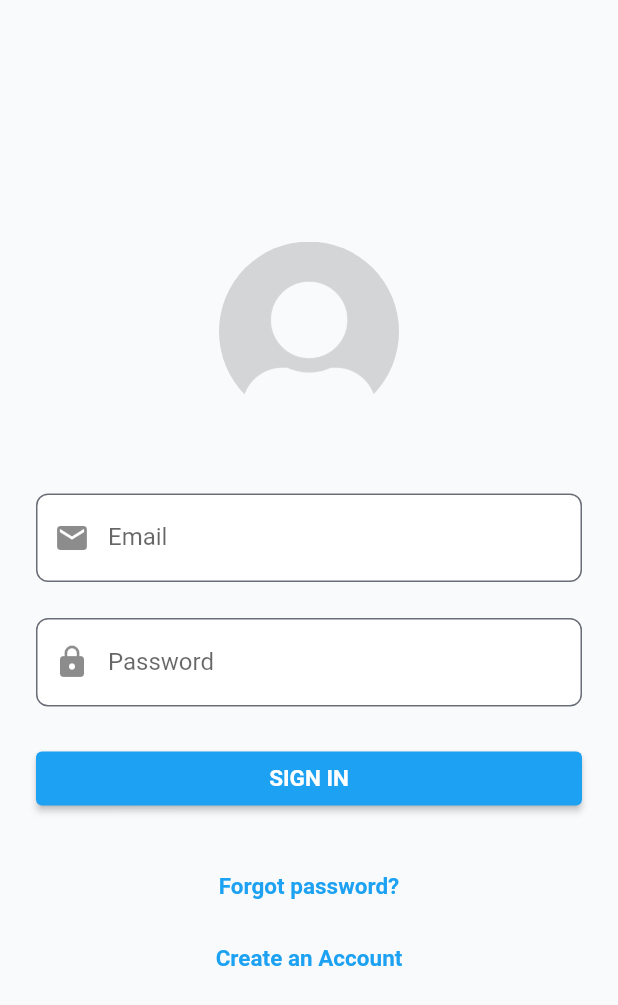
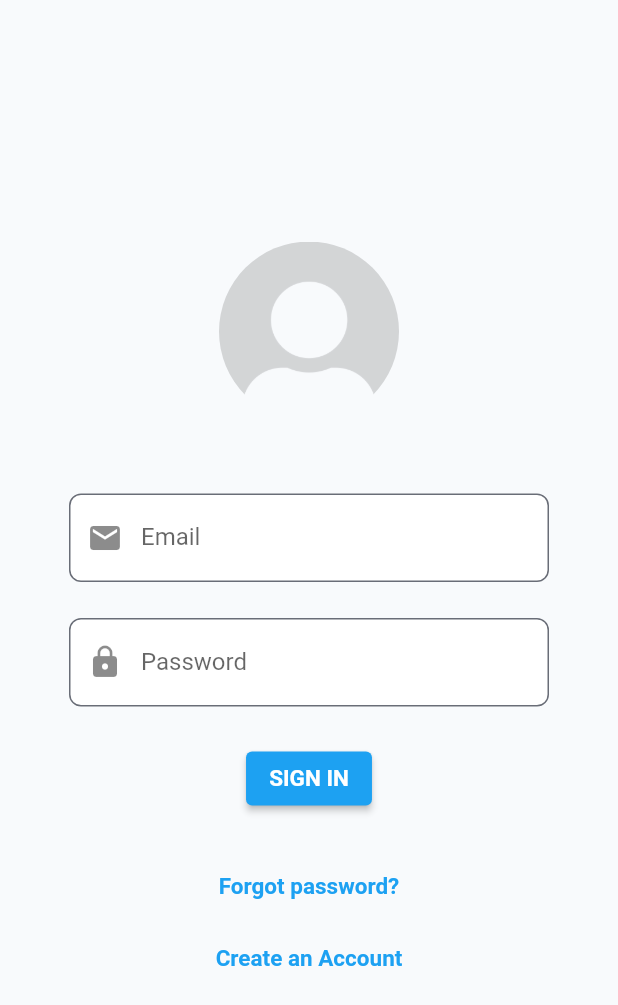
Before and after one commit to t1gu1/flutter-starter, a Flutter app: the screen it shows after launch, on a phone screen of 412 x 824 dp. Shown: the top 1005 px of the screen. Run offline on Flutter 3.47's test engine with Material 2 defaults, Android fonts, the phone set to English and light mode, and no system bars; our stand-ins replace cloud_firestore, firebase_auth, firebase_core, get, get_storage; accounts and stored records are empty; Roboto replaces fonts that are missing (ProductSans).

Commit message:
Create and use the new Section component & add some constants in theme

```diff
--- a/lib/components/index.dart
+++ b/lib/components/index.dart
@@ -8,3 +8,4 @@ export 'dropdown_picker.dart';
 export 'dropdown_picker_with_icon.dart';
 export 'avatar.dart';
 export 'loading.dart';
+export 'section.dart';
--- /dev/null
+++ b/lib/components/section.dart
@@ -0,0 +1,41 @@
+import 'package:flutter/material.dart';
+import 'package:flutter_starter/constants/app_themes.dart';
+
+enum SectionType {
+  fullWidth,
+  fullWidthWithPadding,
+  withPadding,
+}
+
+class Section extends StatelessWidget {
+  Section({required this.type, this.child = null}) {
+    switch (type) {
+      case SectionType.fullWidth:
+        break;
+      case SectionType.fullWidthWithPadding:
+        padding = AppThemes.sectionPadding;
+        break;
+      case SectionType.withPadding:
+        padding = AppThemes.sectionPadding;
+        maxWidth = AppThemes.sectionWidth;
+        break;
+    }
+  }
+
+  final SectionType type;
+  final Widget? child;
+  double padding = 0;
+  double maxWidth = double.infinity;
+
+  @override
+  Widget build(BuildContext context) {
+    print(type);
+
+    return Container(
+        constraints: BoxConstraints(maxWidth: maxWidth),
+        child: Padding(
+          padding: EdgeInsets.symmetric(horizontal: padding),
+          child: child,
+        ));
+  }
+}
--- a/lib/components/vertical_spacing.dart
+++ b/lib/components/vertical_spacing.dart
@@ -1,5 +1,6 @@
 import 'package:flutter/material.dart';
+import 'package:flutter_starter/constants/app_themes.dart';
 
 class VerticalSpace extends SizedBox {
-  VerticalSpace({double height = 24.0}) : super(height: height);
+  VerticalSpace({double height = AppThemes.verticalSpace}) : super(height: height);
 }
--- a/lib/constants/app_themes.dart
+++ b/lib/constants/app_themes.dart
@@ -2,6 +2,10 @@ import 'package:flutter/material.dart';
 
 class AppThemes {
   AppThemes._();
+
+  static const double sectionPadding = 25;
+  static const double sectionWidth = 1024;
+  static const double verticalSpace = 24;
 
   static const Color dodgerBlue = Color.fromRGBO(29, 161, 242, 1);
   static const Color whiteLilac = Color.fromRGBO(248, 250, 252, 1);
--- a/lib/screens/auth/reset-password.dart
+++ b/lib/screens/auth/reset-password.dart
@@ -15,8 +15,8 @@ class ResetPasswordScreen extends StatelessWidget {
       appBar: appBar(context),
       body: Form(
         key: _formKey,
-        child: Padding(
-          padding: const EdgeInsets.symmetric(horizontal: 24.0),
+        child: Section(
+          type: SectionType.fullWidthWithPadding,
           child: Center(
             child: SingleChildScrollView(
               child: Column(
--- a/lib/screens/auth/sign-in.dart
+++ b/lib/screens/auth/sign-in.dart
@@ -16,17 +16,18 @@ class SignInScreen extends StatelessWidget {
     return Scaffold(
       body: Form(
         key: _formKey,
-        child: Padding(
-          padding: const EdgeInsets.symmetric(horizontal: 24.0),
+        child: Section(
+          type: SectionType.fullWidthWithPadding,
           child: Center(
             child: SingleChildScrollView(
               child: Column(
                 mainAxisAlignment: MainAxisAlignment.center,
-                crossAxisAlignment: CrossAxisAlignment.stretch,
                 children: <Widget>[
                   LogoGraphicHeader(),
-                  SizedBox(height: 48.0),
-                  FormInputFieldWithIcon(
+                  VerticalSpace(height: 48),
+                  Container(
+                      constraints: BoxConstraints(maxWidth: 320),
+                      child: FormInputFieldWithIcon(
                         controller: authController.emailController,
                         iconPrefix: Icons.email,
                         labelText: 'auth.emailFormField'.tr,
@@ -35,9 +36,11 @@ class SignInScreen extends StatelessWidget {
                         onChanged: (value) => null,
                         onSaved: (value) =>
                             authController.emailController.text = value!,
-                  ),
+                      )),
                   VerticalSpace(),
-                  FormInputFieldWithIcon(
+                  Container(
+                      constraints: BoxConstraints(maxWidth: 320),
+                      child: FormInputFieldWithIcon(
                         controller: authController.passwordController,
                         iconPrefix: Icons.lock,
                         labelText: 'auth.passwordFormField'.tr,
@@ -47,7 +50,7 @@ class SignInScreen extends StatelessWidget {
                         onSaved: (value) =>
                             authController.passwordController.text = value!,
                         maxLines: 1,
-                  ),
+                      )),
                   VerticalSpace(),
                   PrimaryButton(
                       labelText: 'auth.signInButton'.tr,
--- a/lib/screens/auth/sign-up.dart
+++ b/lib/screens/auth/sign-up.dart
@@ -14,8 +14,8 @@ class SignUpScreen extends StatelessWidget {
     return Scaffold(
       body: Form(
         key: _formKey,
-        child: Padding(
-          padding: const EdgeInsets.symmetric(horizontal: 24.0),
+        child: Section(
+          type: SectionType.fullWidthWithPadding,
           child: Center(
             child: SingleChildScrollView(
               child: Column(
--- a/lib/screens/auth/update-profile.dart
+++ b/lib/screens/auth/update-profile.dart
@@ -21,8 +21,8 @@ class UpdateProfileScreen extends StatelessWidget {
       appBar: AppBar(title: Text('auth.updateProfileTitle'.tr)),
       body: Form(
         key: _formKey,
-        child: Padding(
-          padding: const EdgeInsets.symmetric(horizontal: 24.0),
+        child: Section(
+          type: SectionType.fullWidthWithPadding,
           child: Center(
             child: SingleChildScrollView(
               child: Column(
--- a/lib/screens/home.dart
+++ b/lib/screens/home.dart
@@ -25,7 +25,9 @@ class HomeScreen extends StatelessWidget {
                         }),
                   ],
                 ),
-                body: Center(
+                body: Section(
+                  type: SectionType.fullWidthWithPadding,
+                  child: Center(
                     child: Column(
                       children: <Widget>[
                         SizedBox(height: 120),
@@ -42,15 +44,15 @@ class HomeScreen extends StatelessWidget {
                               "${'home.adminUserLabel'.tr}: ${controller.admin.value.toString()}",
                             ].map((info) => Container(
                                   margin: EdgeInsets.all(8.0),
-                                child:
-                                    Text(info, style: TextStyle(fontSize: 20)),
+                                  child: Text(info,
+                                      style: TextStyle(fontSize: 20)),
                                 ))
                           ],
                         ),
                       ],
                     ),
                   ),
-              );
+                ));
       },
     );
   }
```
Lines whose indentation alone changed are shown as unchanged.
